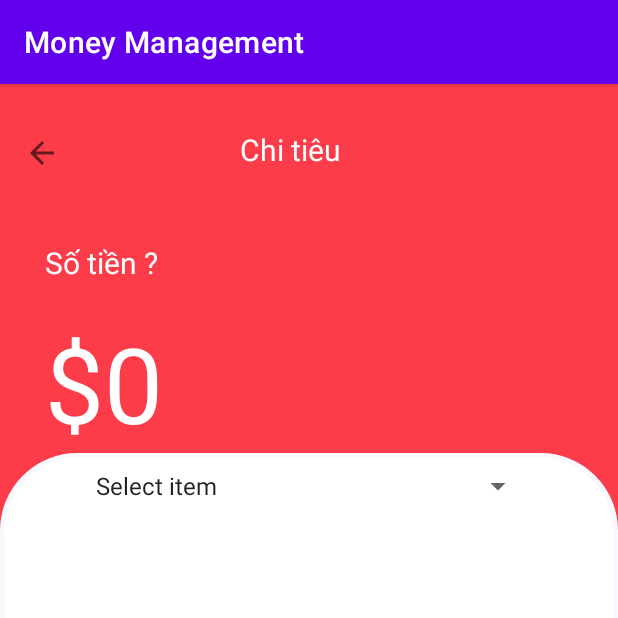
After one commit to nguyendinhduy13/Money-Management, an Android app: the Expense screen opened directly, with no data from a screen before it, on a phone screen of 412 x 824 dp, the top half of it. The commit adds this screen. Run offline under Robolectric (Android 15) with nearby library versions, the phone set to English and light mode, and no system bars.

Commit message:
danh muc

```diff
--- a/app/src/main/AndroidManifest.xml
+++ b/app/src/main/AndroidManifest.xml
@@ -9,6 +9,9 @@
         android:roundIcon="@mipmap/ic_launcher_round"
         android:supportsRtl="true"
         android:theme="@style/Theme.MoneyManagement">
+        <activity
+            android:name=".Expense"
+            android:exported="false" />
         <activity
             android:name=".HomeActivity"
             android:exported="false" />
--- /dev/null
+++ b/app/src/main/java/com/example/moneymanagement/Expense.java
@@ -0,0 +1,14 @@
+package com.example.moneymanagement;
+
+import androidx.appcompat.app.AppCompatActivity;
+
+import android.os.Bundle;
+
+public class Expense extends AppCompatActivity {
+
+    @Override
+    protected void onCreate(Bundle savedInstanceState) {
+        super.onCreate(savedInstanceState);
+        setContentView(R.layout.activity_expense);
+    }
+}
--- /dev/null
+++ b/app/src/main/res/drawable/edit_round_layout.xml
@@ -0,0 +1,32 @@
+<?xml version="1.0" encoding="utf-8"?>
+<shape
+    xmlns:android="http://schemas.android.com/apk/res/android"
+    android:shape="rectangle">
+
+    <!-- Set màu nền-->
+    <solid
+        android:color="#ffff" >
+    </solid>
+
+    <!-- đặt thuộc tính màu và độ rộng của đường viền -->
+    <stroke
+        android:width="3dp"
+        android:color="#f8f8ff" >
+    </stroke>
+
+    <!-- các thuộc tính căn chỉnh-->
+    <padding
+        android:left="10dp"
+        android:top="10dp"
+        android:right="10dp"
+        android:bottom="10dp" >
+    </padding>
+
+    <!-- và đây là bán kính đường tròn ở 4 góc -->
+    <corners
+        android:topLeftRadius="50dp"
+        android:topRightRadius="50dp">
+
+    </corners>
+
+</shape>
--- /dev/null
+++ b/app/src/main/res/drawable/edit_round_spinner.xml
@@ -0,0 +1,30 @@
+<?xml version="1.0" encoding="utf-8"?>
+<shape
+    xmlns:android="http://schemas.android.com/apk/res/android"
+    android:shape="rectangle">
+
+    <!-- Set màu nền-->
+    <solid
+        android:color="#ffff" >
+    </solid>
+
+    <!-- đặt thuộc tính màu và độ rộng của đường viền -->
+    <stroke
+        android:width="3dp"
+        android:color="#f8f8ff">
+    </stroke>
+
+    <!-- các thuộc tính căn chỉnh-->
+    <padding
+        android:left="10dp"
+        android:top="10dp"
+        android:right="10dp"
+        android:bottom="10dp" >
+    </padding>
+
+    <!-- và đây là bán kính đường tròn ở 4 góc -->
+    <corners
+        android:radius="100dp">
+    </corners>
+
+</shape>
--- /dev/null
+++ b/app/src/main/res/layout/activity_expense.xml
@@ -0,0 +1,62 @@
+<?xml version="1.0" encoding="utf-8"?>
+<LinearLayout xmlns:android="http://schemas.android.com/apk/res/android"
+    xmlns:app="http://schemas.android.com/apk/res-auto"
+    xmlns:tools="http://schemas.android.com/tools"
+    android:layout_width="match_parent"
+    android:layout_height="match_parent"
+    android:orientation="vertical"
+    tools:context=".Expense"
+    android:background="#FD3C4A">
+    <TextView
+        android:layout_width="wrap_content"
+        android:layout_height="wrap_content"
+        android:text="Chi tiêu"
+        android:textColor="@color/white"
+        android:textSize="20dp"
+        android:layout_marginTop="30dp"
+        android:layout_marginLeft="160dp"></TextView>
+
+    <Button
+        android:layout_width="59dp"
+        android:layout_height="58dp"
+        android:layout_marginTop="-40dp"
+        android:backgroundTint="@color/white"
+        android:drawableLeft="@drawable/ic_baseline_arrow_back_24"
+        style="?android:attr/borderlessButtonStyle"
+        tools:ignore="SpeakableTextPresentCheck"></Button>
+<TextView
+    android:layout_width="wrap_content"
+    android:layout_height="wrap_content"
+    android:layout_marginTop="30dp"
+    android:layout_marginLeft="30dp"
+    android:text="Số tiền ?"
+    android:textSize="20dp"
+    android:textColor="@color/white"></TextView>
+    <TextView
+        android:layout_width="wrap_content"
+        android:layout_height="wrap_content"
+        android:text="$0"
+        android:textSize="70dp"
+        android:textColor="@color/white"
+        android:layout_marginLeft="30dp"
+        android:layout_marginTop="20dp"></TextView>
+    <LinearLayout
+        android:layout_width="match_parent"
+        android:layout_height="match_parent"
+        android:background="@drawable/edit_round_layout"
+        android:orientation="vertical">
+        <Spinner
+            android:id="@+id/itemsspinner"
+            android:layout_width="300dp"
+            android:layout_height="wrap_content"
+            android:layout_gravity="center"
+
+            android:entries="@array/items"
+            android:gravity="center"
+           ></Spinner>
+
+    </LinearLayout>
+
+
+
+</LinearLayout>
--- a/app/src/main/res/layout/activity_main.xml
+++ b/app/src/main/res/layout/activity_main.xml
@@ -7,11 +7,12 @@
     android:orientation="vertical"
     android:gravity="center"
     tools:context=".MainActivity">
+
     <androidx.viewpager.widget.ViewPager
+        android:id="@+id/viewpaper"
         android:layout_width="match_parent"
         android:layout_height="220dp"
-        android:id="@+id/viewpaper"
-        />
+        tools:ignore="SpeakableTextPresentCheck" />
 
     <me.relex.circleindicator.CircleIndicator
         android:id="@+id/circle_indicator"
--- a/app/src/main/res/layout/activity_registration.xml
+++ b/app/src/main/res/layout/activity_registration.xml
@@ -45,7 +45,7 @@
         android:minHeight="48dp"
         android:padding="20dp"
         android:layout_marginTop="20dp"
-        android:background="@drawable/edit_round" />
+        android:background="@drawable/edit_round"/>
     <EditText
         android:id="@+id/password"
         android:layout_width="350dp"
--- a/app/src/main/res/values/strings.xml
+++ b/app/src/main/res/values/strings.xml
@@ -1,4 +1,16 @@
 <resources>
     <string name="app_name">Money Management</string>
-
+    <string-array name="items">
+        <item>Select item</item>
+        <item>Transport</item>
+        <item>Food</item>
+        <item>House</item>
+        <item>Entertainment</item>
+        <item>Education</item>
+        <item>Charity</item>
+        <item>Apparel</item>
+        <item>Health</item>
+        <item>Personal</item>
+        <item>Other</item>
+    </string-array>
 </resources>
```
